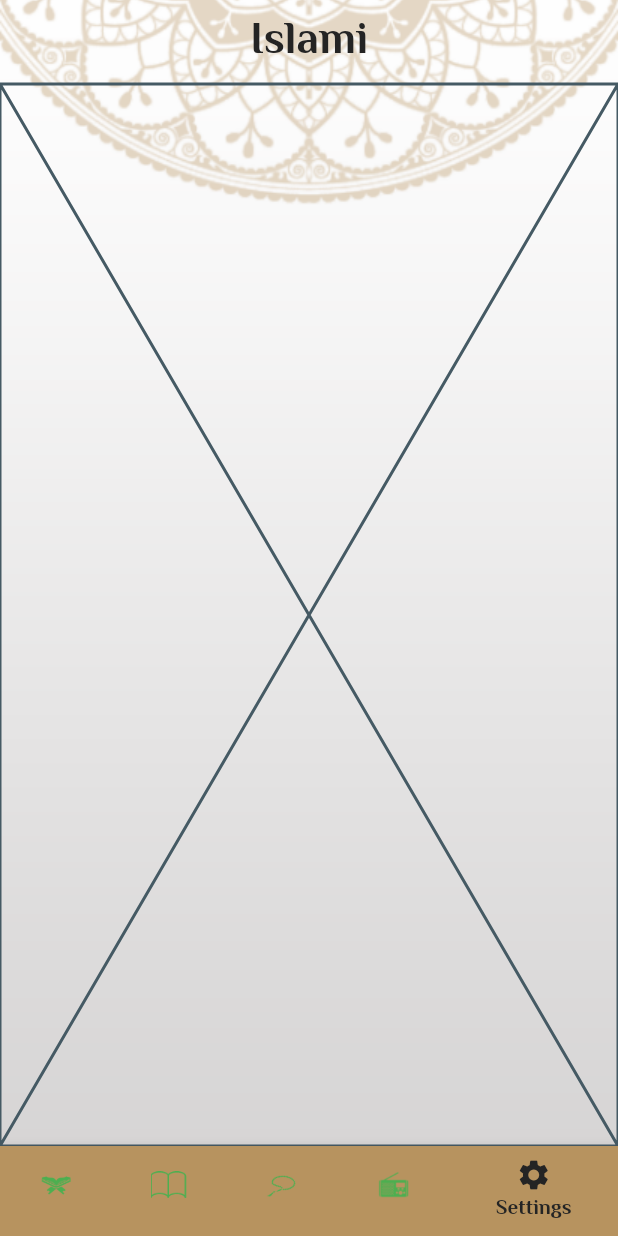
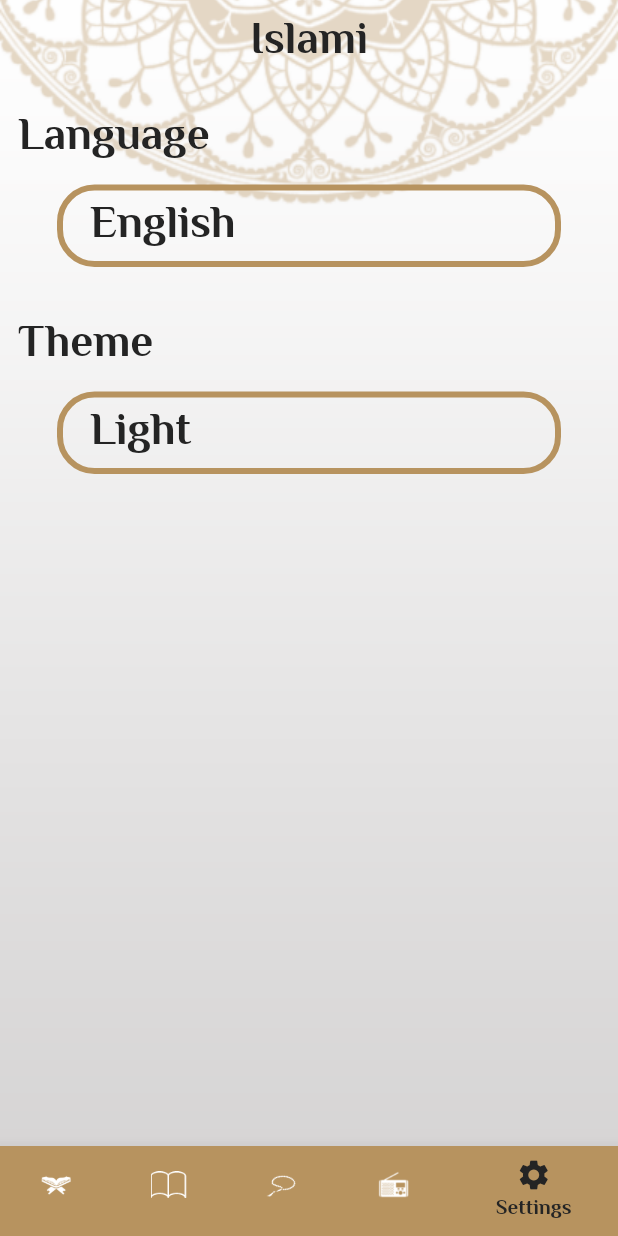
Before and after one commit to Merna-Abdelslam/islami_app, a Flutter app: the screen it shows after launch, item 5 of the bottom bar chosen, on a phone screen of 412 x 824 dp. Run offline on Flutter 3.47's test engine with Material 2 defaults, Android fonts, the phone set to English and light mode, and no system bars; our stand-ins replace google_fonts; generated files the repository leaves out were written again.

Commit message:
finish the localization and the setting tap

```diff
--- /dev/null
+++ b/l10n.yaml
@@ -0,0 +1,3 @@
+arb-dir: lib/l10n
+template-arb-file: app_en.arb
+output-localization-file: app_localizations.dart
--- a/lib/home.dart
+++ b/lib/home.dart
@@ -7,6 +7,7 @@ import 'package:flutter1/tabs/sebha_Tap.dart';
 import 'package:flutter1/tabs/setting_tap.dart';
 
 import 'package:google_fonts/google_fonts.dart';
+import 'package:flutter_gen/gen_l10n/app_localizations.dart';
 
 class homeScreen extends StatefulWidget {
   static const String routeName = "home";
@@ -25,7 +26,7 @@ int index=0;
       double.infinity, fit: BoxFit.cover,),
         Scaffold(
           appBar: AppBar(
-            title: Text("Islami", style: Theme
+            title: Text(AppLocalizations.of(context)!.appTitle, style: Theme
                 .of(context)
                 .textTheme
                 .bodyLarge),
--- a/lib/main.dart
+++ b/lib/main.dart
@@ -5,6 +5,8 @@ import 'package:flutter1/sura_details.dart';
 import 'package:google_fonts/google_fonts.dart';
 
 import 'myThemData.dart';
+import 'package:flutter_localizations/flutter_localizations.dart';
+import 'package:flutter_gen/gen_l10n/app_localizations.dart';
 
 void main() {
   runApp(const MyApp());
@@ -17,16 +19,18 @@ class MyApp extends StatelessWidget {
   @override
   Widget build(BuildContext context) {
     return MaterialApp(
+      localizationsDelegates: AppLocalizations.localizationsDelegates,
+      supportedLocales: AppLocalizations.supportedLocales,
+     // locale: Locale("en"),
+
       debugShowCheckedModeBanner: false,
-      initialRoute:homeScreen.routeName ,
+      initialRoute: homeScreen.routeName,
       routes: {
-        homeScreen.routeName:(Context)=>homeScreen(),
-        SuraDetailsScreen.routeName:(Context)=>SuraDetailsScreen(),
-        HadethDetails.routeName:(Context)=>HadethDetails(),
-
-
+        homeScreen.routeName: (Context) => homeScreen(),
+        SuraDetailsScreen.routeName: (Context) => SuraDetailsScreen(),
+        HadethDetails.routeName: (Context) => HadethDetails(),
       },
-      theme:MyThemeData.lightThem,
+      theme: MyThemeData.lightThem,
       darkTheme: MyThemeData.darkTheme,
     );
   }
--- a/lib/myThemData.dart
+++ b/lib/myThemData.dart
@@ -31,7 +31,7 @@ class MyThemeData {
         type: BottomNavigationBarType.shifting,
       backgroundColor: primarycolor,
         selectedItemColor: blackcolor,
-        unselectedItemColor: Colors.green,
+        unselectedItemColor: Colors.white,
 
   )
   );
--- a/lib/tabs/ahadeth_tab.dart
+++ b/lib/tabs/ahadeth_tab.dart
@@ -4,7 +4,7 @@ import 'package:flutter1/HadethDetails.dart';
 import 'package:flutter1/hadethModel.dart';
 
 import '../myThemData.dart';
-
+import 'package:flutter_gen/gen_l10n/app_localizations.dart';
 class AhadethTap extends StatelessWidget {
   List<HadethModel> allAhadeth = [];
 
@@ -18,7 +18,7 @@ class AhadethTap extends StatelessWidget {
           thickness: 3,
           color: MyThemeData.primarycolor,
         ),
-        Text("Ahadeth", style: Theme.of(context).textTheme.bodyLarge),
+        Text(AppLocalizations.of(context)!.ahadeth, style: Theme.of(context).textTheme.bodyLarge),
         Divider(
           thickness: 3,
           color: MyThemeData.primarycolor,
--- a/lib/tabs/quran_tab.dart
+++ b/lib/tabs/quran_tab.dart
@@ -2,7 +2,7 @@ import 'package:flutter/material.dart';
 import 'package:flutter1/myThemData.dart';
 import 'package:flutter1/suraModel.dart';
 import 'package:flutter1/sura_details.dart';
-
+import 'package:flutter_gen/gen_l10n/app_localizations.dart';
 class QuranTap extends StatelessWidget {
   List<String> suraNAmes = [
     "الفاتحة",
@@ -132,7 +132,7 @@ class QuranTap extends StatelessWidget {
             thickness: 2,
           ),
           Text(
-            "Sura Name",
+            AppLocalizations.of(context)!.suraName,
             style: Theme.of(context)
                 .textTheme
                 .bodyMedium!.copyWith(color: MyThemeData.blackcolor),
--- a/lib/tabs/setting_tap.dart
+++ b/lib/tabs/setting_tap.dart
@@ -1,10 +1,74 @@
 import 'package:flutter/material.dart';
+import 'package:flutter1/myThemData.dart';
 
 class settingTap extends StatelessWidget {
-  const settingTap({super.key});
-
   @override
   Widget build(BuildContext context) {
-    return const Placeholder();
+    return Padding(
+      padding: const EdgeInsets.all(12.0),
+      child: Column(
+        crossAxisAlignment: CrossAxisAlignment.start,
+        children: [
+          Text("Language", style: Theme.of(context).textTheme.bodyLarge),
+          Padding(
+            padding: const EdgeInsets.all(8.0),
+            child: InkWell(
+              onTap: () {
+                showLanguageBottomSheet(context);
+              },
+              child: Container(
+                margin: EdgeInsets.symmetric(horizontal: 18),
+                padding: EdgeInsets.symmetric(horizontal: 18),
+                width: double.infinity,
+                decoration: BoxDecoration(
+                    borderRadius: BorderRadius.circular(25),
+                    border:
+                        Border.all(color: MyThemeData.primarycolor, width: 4)),
+                child: Text("English ",
+                    style: Theme.of(context).textTheme.bodyLarge),
+              ),
+            ),
+          ),
+          SizedBox(
+            height: 20,
+          ),
+          Text("Theme", style: Theme.of(context).textTheme.bodyLarge),
+          Padding(
+            padding: const EdgeInsets.all(8.0),
+            child: InkWell(onTap: () {
+              showTheme(context);
+            },
+              child: Container(
+                margin: EdgeInsets.symmetric(horizontal: 18),
+                padding: EdgeInsets.symmetric(horizontal: 18),
+                width: double.infinity,
+                decoration: BoxDecoration(
+                    borderRadius: BorderRadius.circular(25),
+                    border:
+                        Border.all(color: MyThemeData.primarycolor, width: 4)),
+                child:
+                    Text("Light ", style: Theme.of(context).textTheme.bodyLarge),
+              ),
+            ),
+          )
+        ],
+      ),
+    );
+  }
+
+  showLanguageBottomSheet(BuildContext context) {
+    showModalBottomSheet(
+      context: context,
+      shape: OutlineInputBorder(borderRadius: BorderRadius.circular(30),),
+      builder: (context) => Container(),
+    );
+  }
+  showTheme(BuildContext context) {
+    showModalBottomSheet(
+      context: context,
+      shape: OutlineInputBorder(borderRadius: BorderRadius.circular(30),),
+      builder: (context) => Container(),
+    );
   }
 }
+//  take the context  in parameter or make the screen statful
--- a/pubspec.yaml
+++ b/pubspec.yaml
@@ -30,6 +30,9 @@ environment:
 dependencies:
 
   google_fonts: ^6.1.0
+  flutter_localizations:
+    sdk: flutter
+  intl: ^0.18.1
   flutter:
     sdk: flutter
 
@@ -54,6 +57,7 @@ dev_dependencies:
 
 # The following section is specific to Flutter packages.
 flutter:
+  generate: true # Add this line
 
   # The following line ensures that the Material Icons font is
   # included with your application, so that you can use the icons in
```
Also changed, not shown: lib/l10n/app_ar.arb (added, +11 -0 lines), lib/l10n/app_en.arb (added, +10 -0 lines), pubspec.lock.
